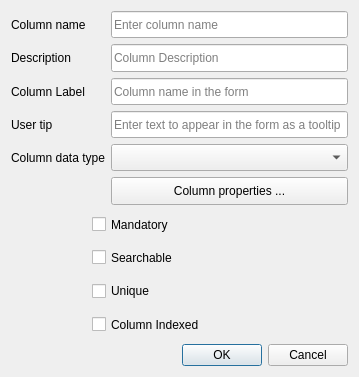
Above: stdm/ui/wizard/ui_column_editor.ui from gltn/stdm before the change. Below: the same form after it.
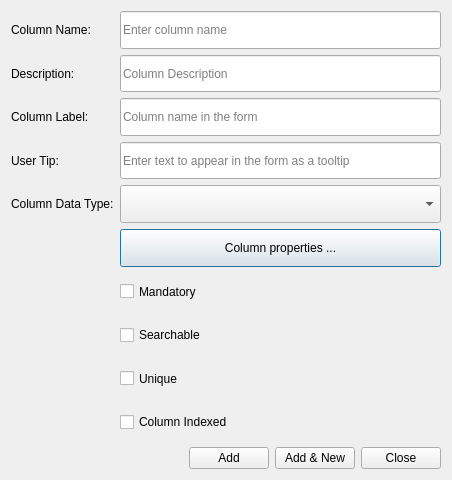
That is the form after the change.

Commit message:
Configuration Wizard: Column editor add action "Add and New"
This patch improves the UX when adding new columns in an entity
by allowing you to add several new columns without closing the
column editor window.

The edit to the form file:
```diff
--- a/stdm/ui/wizard/ui_column_editor.ui
+++ b/stdm/ui/wizard/ui_column_editor.ui
@@ -6,8 +6,8 @@
             <rect>
                 <x>0</x>
                 <y>0</y>
-                <width>359</width>
-                <height>377</height>
+    <width>452</width>
+    <height>480</height>
             </rect>
         </property>
         <property name="sizePolicy">
@@ -25,15 +25,72 @@
         <property name="windowTitle">
             <string>Column editor</string>
         </property>
+  <layout class="QVBoxLayout" name="verticalLayout">
+   <item>
+    <layout class="QVBoxLayout" name="notif_bar">
+     <property name="spacing">
+      <number>8</number>
+     </property>
+     <property name="bottomMargin">
+      <number>0</number>
+     </property>
+    </layout>
+   </item>
+   <item>
         <layout class="QGridLayout" name="gridLayout">
-            <item row="2" column="0">
-                <widget class="QLabel" name="label_2">
+     <item row="3" column="2">
+      <widget class="QLineEdit" name="edtUserTip">
+       <property name="sizePolicy">
+        <sizepolicy hsizetype="Expanding" vsizetype="Expanding">
+         <horstretch>0</horstretch>
+         <verstretch>0</verstretch>
+        </sizepolicy>
+       </property>
                     <property name="text">
-                        <string>Column name</string>
-                    </property>
-                </widget>
-            </item>
-            <item row="2" column="2">
+        <string/>
+       </property>
+       <property name="placeholderText">
+        <string>Enter text to appear in the form as a tooltip</string>
+       </property>
+      </widget>
+     </item>
+     <item row="4" column="2">
+      <widget class="QComboBox" name="cboDataType">
+       <property name="sizePolicy">
+        <sizepolicy hsizetype="Expanding" vsizetype="Expanding">
+         <horstretch>0</horstretch>
+         <verstretch>0</verstretch>
+        </sizepolicy>
+       </property>
+       <property name="editable">
+        <bool>false</bool>
+       </property>
+       <property name="insertPolicy">
+        <enum>QComboBox::InsertAlphabetically</enum>
+       </property>
+      </widget>
+     </item>
+     <item row="4" column="0" colspan="2">
+      <widget class="QLabel" name="label_4">
+       <property name="text">
+        <string>Column Data Type:</string>
+       </property>
+      </widget>
+     </item>
+     <item row="5" column="2">
+      <widget class="QPushButton" name="btnColProp">
+       <property name="sizePolicy">
+        <sizepolicy hsizetype="Expanding" vsizetype="Expanding">
+         <horstretch>0</horstretch>
+         <verstretch>0</verstretch>
+        </sizepolicy>
+       </property>
+       <property name="text">
+        <string>Column properties ...</string>
+       </property>
+      </widget>
+     </item>
+     <item row="0" column="2">
                 <widget class="QLineEdit" name="edtColName">
                     <property name="sizePolicy">
                         <sizepolicy hsizetype="Expanding" vsizetype="Expanding">
@@ -46,14 +103,7 @@
                     </property>
                 </widget>
             </item>
-            <item row="4" column="0">
-                <widget class="QLabel" name="label">
-                    <property name="text">
-                        <string>Column Label</string>
-                    </property>
-                </widget>
-            </item>
-            <item row="4" column="2">
+     <item row="2" column="2">
                 <widget class="QLineEdit" name="txt_form_label">
                     <property name="sizePolicy">
                         <sizepolicy hsizetype="Expanding" vsizetype="Expanding">
@@ -75,7 +125,7 @@
                     </property>
                 </widget>
             </item>
-            <item row="3" column="2">
+     <item row="1" column="2">
                 <widget class="QLineEdit" name="edtColDesc">
                     <property name="sizePolicy">
                         <sizepolicy hsizetype="Expanding" vsizetype="Expanding">
@@ -88,132 +138,35 @@
                     </property>
                 </widget>
             </item>
-            <item row="6" column="0" colspan="2">
-                <widget class="QLabel" name="label_4">
-                    <property name="text">
-                        <string>Column data type</string>
-                    </property>
-                </widget>
-            </item>
-            <item row="5" column="2">
-                <widget class="QLineEdit" name="edtUserTip">
-                    <property name="sizePolicy">
-                        <sizepolicy hsizetype="Expanding" vsizetype="Expanding">
-                            <horstretch>0</horstretch>
-                            <verstretch>0</verstretch>
-                        </sizepolicy>
-                    </property>
-                    <property name="text">
-                        <string/>
-                    </property>
-                    <property name="placeholderText">
-                        <string>Enter text to appear in the form as a tooltip</string>
-                    </property>
-                </widget>
-            </item>
-            <item row="5" column="0">
+     <item row="3" column="0" colspan="2">
                 <widget class="QLabel" name="label_11">
                     <property name="text">
-                        <string>User tip</string>
+        <string>User Tip:</string>
                     </property>
                 </widget>
             </item>
-            <item row="6" column="2">
-                <widget class="QComboBox" name="cboDataType">
-                    <property name="sizePolicy">
-                        <sizepolicy hsizetype="Expanding" vsizetype="Expanding">
-                            <horstretch>0</horstretch>
-                            <verstretch>0</verstretch>
-                        </sizepolicy>
-                    </property>
-                    <property name="editable">
-                        <bool>false</bool>
-                    </property>
-                    <property name="insertPolicy">
-                        <enum>QComboBox::InsertAlphabetically</enum>
-                    </property>
-                </widget>
-            </item>
-            <item row="3" column="0">
+     <item row="2" column="0" colspan="2">
+      <widget class="QLabel" name="label">
+       <property name="text">
+        <string>Column Label:</string>
+       </property>
+      </widget>
+     </item>
+     <item row="0" column="0" colspan="2">
+      <widget class="QLabel" name="label_2">
+       <property name="text">
+        <string>Column Name:</string>
+       </property>
+      </widget>
+     </item>
+     <item row="1" column="0" colspan="2">
                 <widget class="QLabel" name="label_3">
                     <property name="text">
-                        <string>Description</string>
+        <string>Description:</string>
                     </property>
                 </widget>
             </item>
-            <item row="7" column="2">
-                <widget class="QPushButton" name="btnColProp">
-                    <property name="sizePolicy">
-                        <sizepolicy hsizetype="Expanding" vsizetype="Expanding">
-                            <horstretch>0</horstretch>
-                            <verstretch>0</verstretch>
-                        </sizepolicy>
-                    </property>
-                    <property name="text">
-                        <string>Column properties ...</string>
-                    </property>
-                </widget>
-            </item>
-            <item row="12" column="0" colspan="3">
-                <widget class="QDialogButtonBox" name="buttonBox">
-                    <property name="orientation">
-                        <enum>Qt::Horizontal</enum>
-                    </property>
-                    <property name="standardButtons">
-                        <set>QDialogButtonBox::Cancel|QDialogButtonBox::Ok</set>
-                    </property>
-                </widget>
-            </item>
-            <item row="1" column="0" colspan="3">
-                <layout class="QVBoxLayout" name="notif_bar">
-                    <property name="spacing">
-                        <number>8</number>
-                    </property>
-                    <property name="bottomMargin">
-                        <number>0</number>
-                    </property>
-                </layout>
-            </item>
-            <item row="11" column="1" colspan="2">
-                <widget class="QCheckBox" name="cbIndex">
-                    <property name="sizePolicy">
-                        <sizepolicy hsizetype="Expanding" vsizetype="Expanding">
-                            <horstretch>0</horstretch>
-                            <verstretch>0</verstretch>
-                        </sizepolicy>
-                    </property>
-                    <property name="text">
-                        <string>Column Indexed</string>
-                    </property>
-                </widget>
-            </item>
-            <item row="10" column="1" colspan="2">
-                <widget class="QCheckBox" name="cbUnique">
-                    <property name="sizePolicy">
-                        <sizepolicy hsizetype="Expanding" vsizetype="Expanding">
-                            <horstretch>0</horstretch>
-                            <verstretch>0</verstretch>
-                        </sizepolicy>
-                    </property>
-                    <property name="text">
-                        <string>Unique</string>
-                    </property>
-                </widget>
-            </item>
-            <item row="9" column="1" colspan="2">
-                <widget class="QCheckBox" name="cbSearch">
-                    <property name="sizePolicy">
-                        <sizepolicy hsizetype="Expanding" vsizetype="Expanding">
-                            <horstretch>0</horstretch>
-                            <verstretch>0</verstretch>
-                        </sizepolicy>
-                    </property>
-                    <property name="text">
-                        <string>Searchable</string>
-                    </property>
-                </widget>
-            </item>
-            <item row="8" column="1" colspan="2">
+     <item row="6" column="2">
                 <widget class="QCheckBox" name="cbMandt">
                     <property name="sizePolicy">
                         <sizepolicy hsizetype="Minimum" vsizetype="Expanding">
@@ -231,6 +184,85 @@
                         <bool>false</bool>
                     </property>
                 </widget>
+     </item>
+     <item row="7" column="2">
+      <widget class="QCheckBox" name="cbSearch">
+       <property name="sizePolicy">
+        <sizepolicy hsizetype="Expanding" vsizetype="Expanding">
+         <horstretch>0</horstretch>
+         <verstretch>0</verstretch>
+        </sizepolicy>
+       </property>
+       <property name="text">
+        <string>Searchable</string>
+       </property>
+      </widget>
+     </item>
+     <item row="8" column="2">
+      <widget class="QCheckBox" name="cbUnique">
+       <property name="sizePolicy">
+        <sizepolicy hsizetype="Expanding" vsizetype="Expanding">
+         <horstretch>0</horstretch>
+         <verstretch>0</verstretch>
+        </sizepolicy>
+       </property>
+       <property name="text">
+        <string>Unique</string>
+       </property>
+      </widget>
+     </item>
+     <item row="9" column="2">
+      <widget class="QCheckBox" name="cbIndex">
+       <property name="sizePolicy">
+        <sizepolicy hsizetype="Expanding" vsizetype="Expanding">
+         <horstretch>0</horstretch>
+         <verstretch>0</verstretch>
+        </sizepolicy>
+       </property>
+       <property name="text">
+        <string>Column Indexed</string>
+       </property>
+      </widget>
+     </item>
+    </layout>
+   </item>
+   <item>
+    <layout class="QHBoxLayout" name="horizontalLayout">
+     <item>
+      <spacer name="horizontalSpacer">
+       <property name="orientation">
+        <enum>Qt::Horizontal</enum>
+       </property>
+       <property name="sizeHint" stdset="0">
+        <size>
+         <width>40</width>
+         <height>20</height>
+        </size>
+       </property>
+      </spacer>
+     </item>
+     <item>
+      <widget class="QPushButton" name="btnAdd">
+       <property name="text">
+        <string>Add</string>
+       </property>
+      </widget>
+     </item>
+     <item>
+      <widget class="QPushButton" name="btnAddNew">
+       <property name="text">
+        <string>Add &amp;&amp; New</string>
+       </property>
+      </widget>
+     </item>
+     <item>
+      <widget class="QPushButton" name="btnClose">
+       <property name="text">
+        <string>Close</string>
+       </property>
+      </widget>
+     </item>
+    </layout>
             </item>
         </layout>
     </widget>
```
Lines whose indentation alone changed are shown as unchanged. The commit also changes 2 other files.
